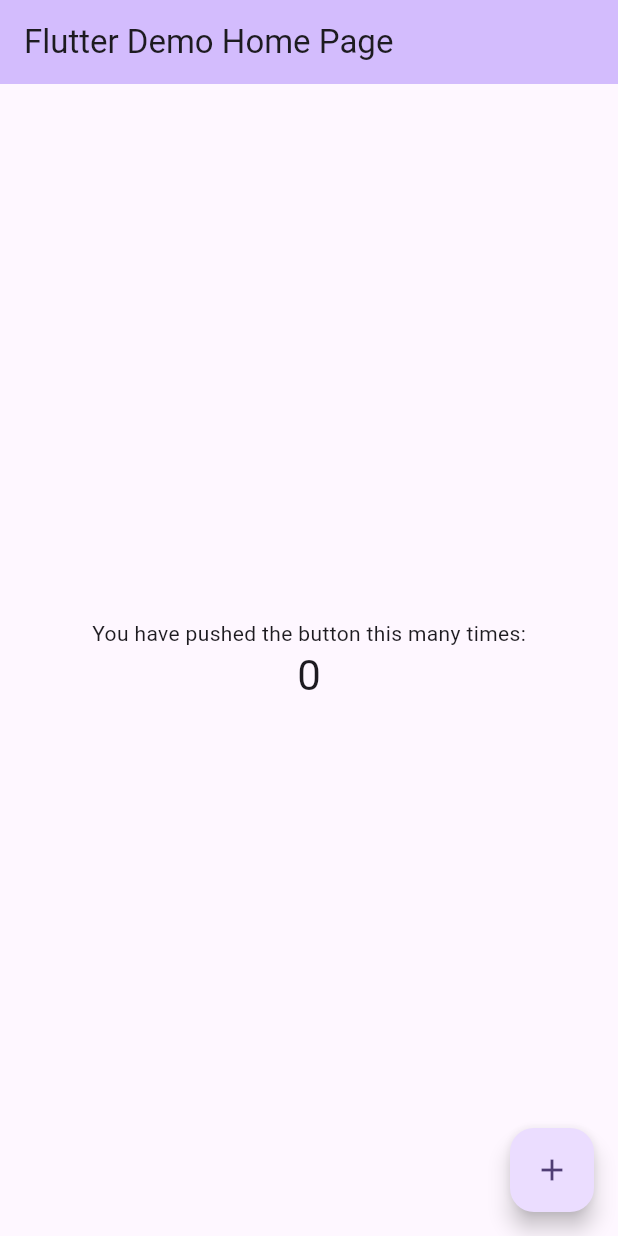
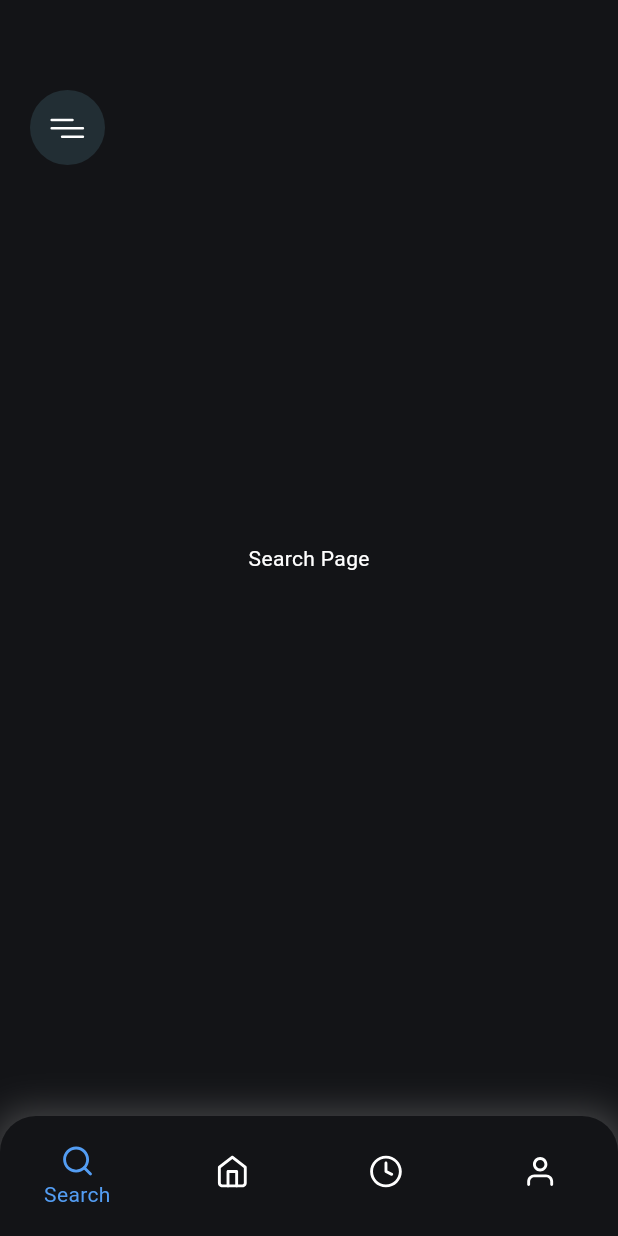
Before and after one commit to Dhia9030/FoundIt, a Flutter app: the screen it shows after launch, on a phone screen of 412 x 824 dp. Run offline on Flutter 3.47's test engine with Material 3 defaults, Android fonts, the phone set to English and light mode, and no system bars; our stand-ins replace flutter_svg; project files that could hold a hidden picture were left out.

Commit message:
general widgets (bottom navigation+ side navigation

```diff
--- a/lib/main.dart
+++ b/lib/main.dart
@@ -1,4 +1,6 @@
 import 'package:flutter/material.dart';
+import 'widgets/bottom_navbar.dart';
+import 'widgets/menu_drawer.dart';
 
 void main() {
   runApp(const MyApp());
@@ -7,119 +9,77 @@ void main() {
 class MyApp extends StatelessWidget {
   const MyApp({super.key});
 
-  // This widget is the root of your application.
   @override
   Widget build(BuildContext context) {
     return MaterialApp(
-      title: 'Flutter Demo',
-      theme: ThemeData(
-        // This is the theme of your application.
-        //
-        // TRY THIS: Try running your application with "flutter run". You'll see
-        // the application has a purple toolbar. Then, without quitting the app,
-        // try changing the seedColor in the colorScheme below to Colors.green
-        // and then invoke "hot reload" (save your changes or press the "hot
-        // reload" button in a Flutter-supported IDE, or press "r" if you used
-        // the command line to start the app).
-        //
-        // Notice that the counter didn't reset back to zero; the application
-        // state is not lost during the reload. To reset the state, use hot
-        // restart instead.
-        //
-        // This works for code too, not just values: Most code changes can be
-        // tested with just a hot reload.
-        colorScheme: ColorScheme.fromSeed(seedColor: Colors.deepPurple),
-        useMaterial3: true,
-      ),
-      home: const MyHomePage(title: 'Flutter Demo Home Page'),
+      debugShowCheckedModeBanner: false,
+      home: HomePage(),
     );
   }
 }
 
-class MyHomePage extends StatefulWidget {
-  const MyHomePage({super.key, required this.title});
-
-  // This widget is the home page of your application. It is stateful, meaning
-  // that it has a State object (defined below) that contains fields that affect
-  // how it looks.
-
-  // This class is the configuration for the state. It holds the values (in this
-  // case the title) provided by the parent (in this case the App widget) and
-  // used by the build method of the State. Fields in a Widget subclass are
-  // always marked "final".
-
-  final String title;
-
+class HomePage extends StatefulWidget {
   @override
-  State<MyHomePage> createState() => _MyHomePageState();
+  State<HomePage> createState() => _HomePageState();
 }
 
-class _MyHomePageState extends State<MyHomePage> {
-  int _counter = 0;
+class _HomePageState extends State<HomePage> {
+  int _currentIndex = 0;
+  bool _isMenuOpen = false;
+  bool _darkMode = false;
 
-  void _incrementCounter() {
+  final List<Widget> _pages = [
+    const Center(child: Text('Search Page', style: TextStyle(color: Colors.white))),
+    const Center(child: Text('Home Page', style: TextStyle(color: Colors.white))),
+    const Center(child: Text('Profile Page', style: TextStyle(color: Colors.white))),
+    const Center(child: Text('History Page', style: TextStyle(color: Colors.white))),
+  ];
+
+  void _toggleMenu() {
     setState(() {
-      // This call to setState tells the Flutter framework that something has
-      // changed in this State, which causes it to rerun the build method below
-      // so that the display can reflect the updated values. If we changed
-      // _counter without calling setState(), then the build method would not be
-      // called again, and so nothing would appear to happen.
-      _counter++;
+      _isMenuOpen = !_isMenuOpen;
+    });
+  }
+
+  void _handleNavTap(int index) {
+    setState(() {
+      _currentIndex = index;
+      if (_isMenuOpen) _toggleMenu();
     });
   }
 
   @override
   Widget build(BuildContext context) {
-    // This method is rerun every time setState is called, for instance as done
-    // by the _incrementCounter method above.
-    //
-    // The Flutter framework has been optimized to make rerunning build methods
-    // fast, so that you can just rebuild anything that needs updating rather
-    // than having to individually change instances of widgets.
     return Scaffold(
-      appBar: AppBar(
-        // TRY THIS: Try changing the color here to a specific color (to
-        // Colors.amber, perhaps?) and trigger a hot reload to see the AppBar
-        // change color while the other colors stay the same.
-        backgroundColor: Theme.of(context).colorScheme.inversePrimary,
-        // Here we take the value from the MyHomePage object that was created by
-        // the App.build method, and use it to set our appbar title.
-        title: Text(widget.title),
+      backgroundColor: const Color(0xFF131417),
+      body: Stack(
+        children: [
+          // Main Content
+          _pages[_currentIndex],
+
+          // Menu Overlay
+          if (_isMenuOpen)
+            GestureDetector(
+              onTap: _toggleMenu,
+              behavior: HitTestBehavior.opaque,
+              child: Container(color: Colors.black.withOpacity(0.5)),
+            ),
+
+          // Menu Drawer Component
+          MenuDrawer(
+            isMenuOpen: _isMenuOpen,
+            onMenuToggle: _toggleMenu,
+            darkMode: _darkMode,
+            onDarkModeChanged: (value) {
+              setState(() => _darkMode = value);
+            },
+          ),
+        ],
       ),
-      body: Center(
-        // Center is a layout widget. It takes a single child and positions it
-        // in the middle of the parent.
-        child: Column(
-          // Column is also a layout widget. It takes a list of children and
-          // arranges them vertically. By default, it sizes itself to fit its
-          // children horizontally, and tries to be as tall as its parent.
-          //
-          // Column has various properties to control how it sizes itself and
-          // how it positions its children. Here we use mainAxisAlignment to
-          // center the children vertically; the main axis here is the vertical
-          // axis because Columns are vertical (the cross axis would be
-          // horizontal).
-          //
-          // TRY THIS: Invoke "debug painting" (choose the "Toggle Debug Paint"
-          // action in the IDE, or press "p" in the console), to see the
-          // wireframe for each widget.
-          mainAxisAlignment: MainAxisAlignment.center,
-          children: <Widget>[
-            const Text(
-              'You have pushed the button this many times:',
-            ),
-            Text(
-              '$_counter',
-              style: Theme.of(context).textTheme.headlineMedium,
-            ),
-          ],
-        ),
+      bottomNavigationBar: CustomBottomNavBar(
+        currentIndex: _currentIndex,
+        onTap: _handleNavTap,
       ),
-      floatingActionButton: FloatingActionButton(
-        onPressed: _incrementCounter,
-        tooltip: 'Increment',
-        child: const Icon(Icons.add),
-      ), // This trailing comma makes auto-formatting nicer for build methods.
     );
   }
 }
--- /dev/null
+++ b/lib/utils/svg_icon.dart
@@ -0,0 +1,25 @@
+import 'package:flutter/material.dart';
+import 'package:flutter_svg/flutter_svg.dart';
+
+class SvgIcon extends StatelessWidget {
+  final String iconName;
+  final double size;
+  final Color? color;
+
+  const SvgIcon({
+    required this.iconName,
+    this.size = 24,
+    this.color,
+    Key? key,
+  }) : super(key: key);
+
+  @override
+  Widget build(BuildContext context) {
+    return SvgPicture.asset(
+      'assets/icons/$iconName.svg',
+      width: size,
+      height: size,
+      color: color,
+    );
+  }
+}
--- /dev/null
+++ b/lib/widgets/bottom_navbar.dart
@@ -0,0 +1,96 @@
+import 'package:flutter/material.dart';
+import 'package:flutter_svg/flutter_svg.dart';
+
+class CustomBottomNavBar extends StatelessWidget {
+  final int currentIndex;
+  final Function(int) onTap;
+
+  const CustomBottomNavBar({
+    Key? key,
+    required this.currentIndex,
+    required this.onTap,
+  }) : super(key: key);
+
+  @override
+  Widget build(BuildContext context) {
+    return Container(
+      height: 80,
+      decoration: BoxDecoration(
+        borderRadius: const BorderRadius.only(
+          topLeft: Radius.circular(20),
+          topRight: Radius.circular(20),
+        ),
+        boxShadow: [
+          BoxShadow(
+            color: const Color(0xFF7B7B7B).withOpacity(0.5),
+            spreadRadius: 3,
+            blurRadius: 20,
+          ),
+        ],
+      ),
+      child: ClipRRect(
+        borderRadius: const BorderRadius.only(
+          topLeft: Radius.circular(24),
+          topRight: Radius.circular(24),
+        ),
+        child: BottomNavigationBar(
+          currentIndex: currentIndex,
+          onTap: onTap,
+          backgroundColor: const Color(0xFF131417),
+          selectedItemColor: const Color(0xFF539DF3),
+          unselectedItemColor: Colors.white,
+          showSelectedLabels: true,
+          showUnselectedLabels: false, // Only show label when active
+          type: BottomNavigationBarType.fixed,
+          items: [
+            BottomNavigationBarItem(
+              icon: SvgPicture.asset(
+                'assets/icons/search.svg',
+                width: 24,
+                height: 24,
+                color: currentIndex == 0
+                    ? const Color(0xFF539DF3)
+                    : Colors.white,
+              ),
+              label: 'Search',
+            ),
+            BottomNavigationBarItem(
+              icon: SvgPicture.asset(
+                'assets/icons/home.svg',
+                width: 24,
+                height: 24,
+                color: currentIndex == 1
+                    ? const Color(0xFF539DF3)
+                    : Colors.white,
+              ),
+              label: 'Home',
+            ),
+            BottomNavigationBarItem(
+              icon: SvgPicture.asset(
+                'assets/icons/clock.svg',
+                width: 24,
+                height: 24,
+                color: currentIndex == 2
+                    ? const Color(0xFF539DF3)
+                    : Colors.white,
+              ),
+              label: 'History',
+            ),
+        BottomNavigationBarItem(
+        icon: SvgPicture.asset(
+        'assets/icons/user.svg',
+    width: 24,
+    height: 24,
+        color: currentIndex == 3
+        ? const Color(0xFF539DF3)
+        : Colors.white,
+    ),
+    label: 'Profile',
+    ),
+
+          ],
+        ),
+      ),
+    );
+  }
+}
--- /dev/null
+++ b/lib/widgets/menu_drawer.dart
@@ -0,0 +1,188 @@
+import 'package:flutter/material.dart';
+import 'package:flutter_svg/flutter_svg.dart';
+
+class MenuDrawer extends StatefulWidget {
+  final bool isMenuOpen;
+  final VoidCallback onMenuToggle;
+  final bool darkMode;
+  final ValueChanged<bool> onDarkModeChanged;
+
+  const MenuDrawer({
+    Key? key,
+    required this.isMenuOpen,
+    required this.onMenuToggle,
+    required this.darkMode,
+    required this.onDarkModeChanged,
+  }) : super(key: key);
+
+  @override
+  _MenuDrawerState createState() => _MenuDrawerState();
+}
+
+class _MenuDrawerState extends State<MenuDrawer> with SingleTickerProviderStateMixin {
+  late AnimationController _rotationController;
+
+  @override
+  void initState() {
+    super.initState();
+    _rotationController = AnimationController(
+      duration: const Duration(milliseconds: 300),
+      vsync: this,
+    );
+  }
+
+  @override
+  void didUpdateWidget(covariant MenuDrawer oldWidget) {
+    super.didUpdateWidget(oldWidget);
+    if (widget.isMenuOpen) {
+      _rotationController.forward();
+    } else {
+      _rotationController.reverse();
+    }
+  }
+
+  @override
+  void dispose() {
+    _rotationController.dispose();
+    super.dispose();
+  }
+
+  @override
+  Widget build(BuildContext context) {
+    final rotation = Tween(begin: 0.0, end: 0.25).animate(
+      CurvedAnimation(parent: _rotationController, curve: Curves.easeOut),
+    );
+
+    return Stack(
+      children: [
+        // Slide-in Drawer
+        AnimatedPositioned(
+          duration: const Duration(milliseconds: 300),
+          curve: Curves.easeOut,
+          top: 0,
+          left: widget.isMenuOpen ? 0 : -280,
+          child: Container(
+            width: 280,
+            height: MediaQuery.of(context).size.height,
+            color: const Color(0xFF1B262C),
+            padding: const EdgeInsets.symmetric(vertical: 40, horizontal: 20),
+            child: Column(
+              crossAxisAlignment: CrossAxisAlignment.start,
+              children: [
+                const SizedBox(height: 80), // Adjusted to start lower
+
+                // User Profile with Correct SVG Usage
+                Row(
+                  children: [
+                    SvgPicture.asset(
+                      'assets/icons/moon.svg',
+                      width: 40,
+                      height: 40,
+                    ),
+                    const SizedBox(width: 15),
+                    const Text(
+                      'John Doe',
+                      style: TextStyle(
+                        color: Colors.white,
+                        fontSize: 18,
+                        fontWeight: FontWeight.bold,
+                        fontFamily: 'Montserrat', // Font applied here
+                      ),
+                    ),
+                  ],
+                ),
+                const SizedBox(height: 40),
+
+                // Dark Mode
+                _buildMenuItem(
+                  icon: 'sun.svg',
+                  text: 'Dark Mode',
+                  trailing: Switch(
+                    value: widget.darkMode,
+                    onChanged: widget.onDarkModeChanged,
+                    activeColor: Color(0xFF81C784), // Lighter Green
+                  ),
+                ),
+                const Divider(color: Colors.grey, height: 30),
+
+                // Other Menu Items
+                _buildMenuItem(icon: 'info-circle.svg', text: 'Account', onTap: () => print('Account Info')),
+                _buildMenuItem(icon: 'lock.svg', text: 'Password', onTap: () => print('Password')),
+                _buildMenuItem(icon: 'settings.svg', text: 'Settings', onTap: () => print('Settings')),
+
+                const SizedBox(height: 200),
+
+                // Logout
+                _buildMenuItem(
+                  icon: 'logout.svg',
+                  text: 'Logout',
+                  textColor: Colors.red,
+                  iconColor: Colors.red,
+                  onTap: () => print('Logout'),
+                ),
+              ],
+            ),
+          ),
+        ),
+
+        // Menu Button (Always Visible)
+        Positioned(
+          top: 60, // Adjusted lower
+          left: 20,
+          child: GestureDetector(
+            onTap: widget.onMenuToggle,
+            child: RotationTransition(
+              turns: rotation,
+              child: Container(
+                width: 50,
+                height: 50,
+                alignment: Alignment.center,
+                child: SvgPicture.asset(
+                  'assets/icons/menu.svg',
+                  width: 50,
+                  height: 50,
+                ),
+              ),
+            ),
+          ),
+        ),
+      ],
+    );
+  }
+
+  Widget _buildMenuItem({
+    required String icon,
+    required String text,
+    Color textColor = Colors.white,
+    Color iconColor = Colors.white,
+    Widget? trailing,
+    VoidCallback? onTap,
+  }) {
+    return InkWell(
+      onTap: onTap,
+      child: Padding(
+        padding: const EdgeInsets.symmetric(vertical: 12),
+        child: Row(
+          children: [
+            SvgPicture.asset(
+              'assets/icons/$icon',
+              width: 24,
+              height: 24,
+              color: iconColor,
+            ),
+            const SizedBox(width: 15),
+            Text(
+              text,
+              style: TextStyle(
+                color: textColor,
+                fontSize: 16,
+                fontFamily: 'Montserrat', // Font applied here as well
+              ),
+            ),
+            if (trailing != null) ...[const Spacer(), trailing]
+          ],
+        ),
+      ),
+    );
+  }
+}
```
Also changed, not shown: pubspec.yaml (+7 -3 lines), assets/fonts/Montserrat-VariableFont_wght.ttf (added), assets/icons/clock.svg (added), assets/icons/home.svg (added), assets/icons/info-circle.svg (added), assets/icons/location.svg (added), assets/icons/lock.svg (added), assets/icons/logout.svg (added), assets/icons/menu.svg (added), assets/icons/moon.svg (added), assets/icons/search.svg (added), assets/icons/settings.svg (added), assets/icons/star.svg (added), assets/icons/sun.svg (added), 3 more files.
